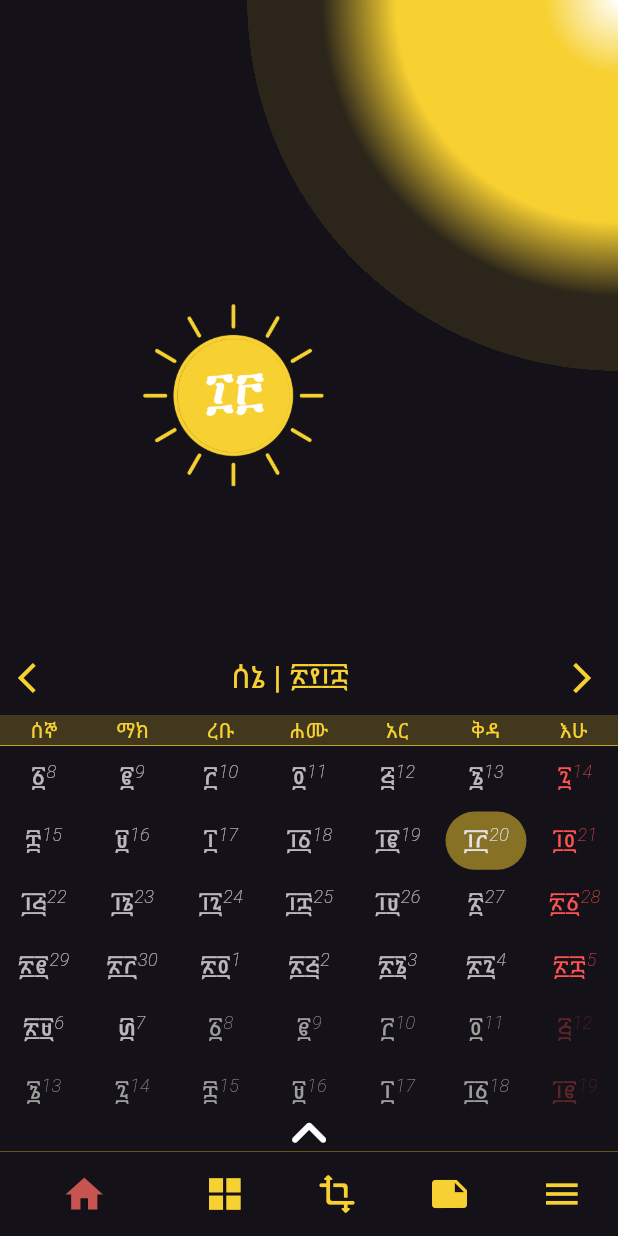
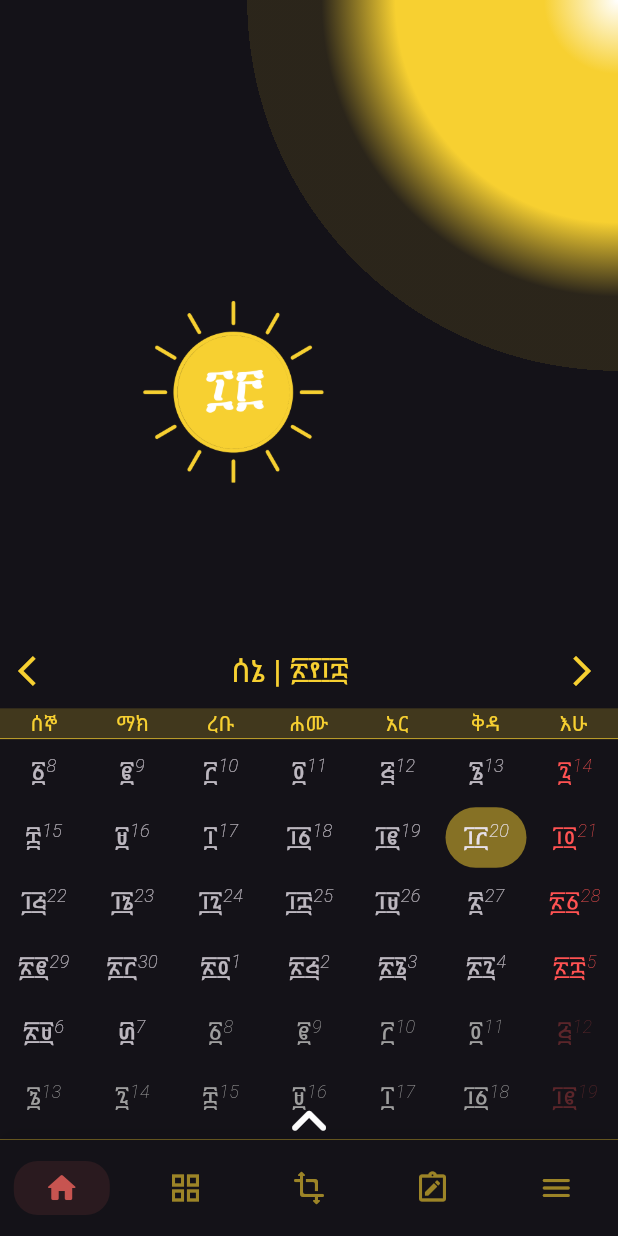
Before and after one commit to Sinishaw/event-calendar-v3, a Flutter app: the screen it shows after launch, on a phone screen of 412 x 824 dp. Run offline on Flutter 3.47's test engine with Material 3 defaults, Android fonts, the phone set to English and light mode, and no system bars; our stand-ins replace cached_network_image, carousel_slider, cloud_firestore, device_info_plus, firebase_analytics, firebase_core and 10 more; missing offline and left inert: home_widget, simple_gesture_detector, workmanager; accounts and stored records are empty; statements that could not run were skipped.

Commit message:
feat: implement modern docked bottom navigation bar
Replace bottom navigation with a docked layout tailored for Android/iOS, and dynamically size the month grid to fit the remaining area.

#14

```diff
--- a/lib/main.dart
+++ b/lib/main.dart
@@ -463,6 +463,7 @@ class _ContainerPageState extends State<ContainerPage> {
   Widget build(BuildContext context) {
     return Scaffold(
       key: _scaffoldKey,
+      extendBody: false,
       body: Center(child: _getSelectedWidget(Globals.displayingIndex)),
       drawer: Globals.setting.leftMenu!
           ? SideMenu(
--- a/lib/menu/bottom_navigation.dart
+++ b/lib/menu/bottom_navigation.dart
@@ -1,3 +1,4 @@
+import 'dart:ui';
 import 'package:flutter/material.dart';
 
 import '../common/globals.dart';
@@ -11,41 +12,198 @@ class BottomNavigation extends StatefulWidget {
 }
 
 class _BottomNavigationState extends State<BottomNavigation> {
+  final List<IconData> _inactiveIcons = [
+    Icons.home_outlined,
+    Icons.grid_view_outlined,
+    Icons.transform_rounded,
+    Icons.note_alt_outlined,
+    Icons.menu_rounded,
+  ];
+
+  final List<IconData> _activeIcons = [
+    Icons.home_rounded,
+    Icons.grid_view_rounded,
+    Icons.transform_rounded,
+    Icons.note_alt_rounded,
+    Icons.menu_rounded,
+  ];
+
   @override
   Widget build(BuildContext context) {
-    return SizedBox(
-      child: BottomNavigationBar(
-        showSelectedLabels: false,
-        selectedFontSize: 0,
-        unselectedFontSize: 0,
-        iconSize: Globals.deviceHeight! > 700 ? 28 : 24,
-        selectedItemColor: Theme.of(context).colorScheme.secondary,
-        unselectedItemColor: Theme.of(context).primaryColor,
-        items: const <BottomNavigationBarItem>[
-          BottomNavigationBarItem(
-            icon: FittedBox(fit: BoxFit.contain, child: Icon(Icons.home, size: 30)),
-            label: 'Home',
+    final bool isIos = Theme.of(context).platform == TargetPlatform.iOS;
+    final Color primaryColor = Theme.of(context).primaryColor;
+    final Color secondaryColor = Theme.of(context).colorScheme.secondary;
+    final Color backgroundColor = Theme.of(context).bottomAppBarTheme.color ?? Theme.of(context).cardColor;
+
+    if (isIos) {
+      // iOS tab bar styling (translucent blur, docked, thin divider, outline/fill active state)
+      return ClipRect(
+        child: BackdropFilter(
+          filter: ImageFilter.blur(sigmaX: 15, sigmaY: 15),
+          child: Container(
+            decoration: BoxDecoration(
+              color: backgroundColor.withOpacity(0.85),
+              border: Border(
+                top: BorderSide(
+                  color: Theme.of(context).dividerColor.withOpacity(0.2),
+                  width: 0.5,
+                ),
+              ),
+            ),
+            child: SafeArea(
+              top: false,
+              child: SizedBox(
+                height: 54,
+                child: Row(
+                  mainAxisAlignment: MainAxisAlignment.spaceAround,
+                  children: List.generate(_activeIcons.length, (index) {
+                    final bool isSelected = Globals.selectedIndex == index;
+                    return IosNavItem(
+                      icon: isSelected ? _activeIcons[index] : _inactiveIcons[index],
+                      isSelected: isSelected,
+                      activeColor: secondaryColor,
+                      inactiveColor: primaryColor.withOpacity(0.5),
+                      onTap: () {
+                        widget.callback(index);
+                        setState(() {});
+                      },
+                    );
+                  }),
+                ),
+              ),
+            ),
           ),
-          BottomNavigationBarItem(
-            icon: FittedBox(fit: BoxFit.contain, child: Icon(Icons.grid_view_sharp)),
-            label: 'Year',
+        ),
+      );
+    } else {
+      // Android bottom bar styling (solid background, docked, elevation, M3 indicator)
+      return Container(
+        decoration: BoxDecoration(
+          color: backgroundColor,
+          boxShadow: [
+            BoxShadow(
+              color: Colors.black.withOpacity(0.08),
+              blurRadius: 10,
+              offset: const Offset(0, -4),
+            ),
+          ],
+        ),
+        child: SafeArea(
+          top: false,
+          child: SizedBox(
+            height: 64,
+            child: Row(
+              mainAxisAlignment: MainAxisAlignment.spaceAround,
+              children: List.generate(_activeIcons.length, (index) {
+                final bool isSelected = Globals.selectedIndex == index;
+                return AndroidNavItem(
+                  icon: isSelected ? _activeIcons[index] : _inactiveIcons[index],
+                  isSelected: isSelected,
+                  activeColor: secondaryColor,
+                  inactiveColor: primaryColor.withOpacity(0.6),
+                  onTap: () {
+                    widget.callback(index);
+                    setState(() {});
+                  },
+                );
+              }),
+            ),
           ),
-          BottomNavigationBarItem(
-            icon: FittedBox(fit: BoxFit.contain, child: Icon(Icons.transform_rounded)),
-            label: 'Converter',
+        ),
+      );
+    }
+  }
+}
+
+class IosNavItem extends StatelessWidget {
+  final IconData icon;
+  final bool isSelected;
+  final Color activeColor;
+  final Color inactiveColor;
+  final VoidCallback onTap;
+
+  const IosNavItem({
+    super.key,
+    required this.icon,
+    required this.isSelected,
+    required this.activeColor,
+    required this.inactiveColor,
+    required this.onTap,
+  });
+
+  @override
+  Widget build(BuildContext context) {
+    return Expanded(
+      child: GestureDetector(
+        onTap: onTap,
+        behavior: HitTestBehavior.opaque,
+        child: Container(
+          height: 54,
+          alignment: Alignment.center,
+          child: AnimatedScale(
+            scale: isSelected ? 1.12 : 1.0,
+            duration: const Duration(milliseconds: 200),
+            curve: Curves.easeOutBack,
+            child: Icon(
+              icon,
+              size: 26,
+              color: isSelected ? activeColor : inactiveColor,
+            ),
           ),
-          BottomNavigationBarItem(
-            icon: FittedBox(fit: BoxFit.contain, child: Icon(Icons.note)),
-            label: 'Archives',
-          ),
-          BottomNavigationBarItem(
-            icon: FittedBox(fit: BoxFit.contain, child: Icon(Icons.menu)),
-            label: 'More',
-          ),
-        ],
-        currentIndex: Globals.selectedIndex,
-        onTap: (value) => widget.callback(value),
+        ),
       ),
     );
   }
 }
+
+class AndroidNavItem extends StatelessWidget {
+  final IconData icon;
+  final bool isSelected;
+  final Color activeColor;
+  final Color inactiveColor;
+  final VoidCallback onTap;
+
+  const AndroidNavItem({
+    super.key,
+    required this.icon,
+    required this.isSelected,
+    required this.activeColor,
+    required this.inactiveColor,
+    required this.onTap,
+  });
+
+  @override
+  Widget build(BuildContext context) {
+    return Expanded(
+      child: GestureDetector(
+        onTap: onTap,
+        behavior: HitTestBehavior.opaque,
+        child: Container(
+          height: 64,
+          alignment: Alignment.center,
+          child: Column(
+            mainAxisAlignment: MainAxisAlignment.center,
+            children: [
+              AnimatedContainer(
+                duration: const Duration(milliseconds: 250),
+                curve: Curves.easeInOut,
+                padding: const EdgeInsets.symmetric(horizontal: 20, vertical: 6),
+                decoration: BoxDecoration(
+                  color: isSelected
+                      ? activeColor.withOpacity(0.12)
+                      : Colors.transparent,
+                  borderRadius: BorderRadius.circular(16),
+                ),
+                child: Icon(
+                  icon,
+                  size: 24,
+                  color: isSelected ? activeColor : inactiveColor,
+                ),
+              ),
+            ],
+          ),
+        ),
+      ),
+    );
+  }
+}
--- a/lib/screens/home/widgets/single_month_container.dart
+++ b/lib/screens/home/widgets/single_month_container.dart
@@ -100,6 +100,21 @@ class _SingleMonthContainerState extends State<SingleMonthContainer> with MonthC
 
   @override
   Widget build(BuildContext context) {
+    return LayoutBuilder(
+      builder: (context, constraints) {
+        containerHeight = constraints.maxHeight;
+        cellWidth = constraints.maxWidth / 7.0;
+
+        final double screenHeight = MediaQuery.of(context).size.height;
+        final double spacing = screenHeight < 700 ? 1.0 : 3.0;
+        final double offsetFix = screenHeight > 800 ? 2.0 : 5.0;
+
+        // available height for month grid is containerHeight - navigationHeader (50) - monthHeader (27)
+        final double availableGridHeight = containerHeight - 50.0 - 27.0;
+
+        // cellHeight before offsetFix subtraction
+        cellHeight = (availableGridHeight + (6 * offsetFix) - (5 * spacing)) / 6.0;
+
         return Column(
           children: [
             Expanded(flex: 0, child: headerNavigation()),
@@ -147,7 +162,7 @@ class _SingleMonthContainerState extends State<SingleMonthContainer> with MonthC
                                         FaIcon(
                                           // Icons.drag_handle,
                                           FontAwesomeIcons.angleUp,
-                                      size: containerHeight > 700 ? 30 : 25,
+                                          size: screenHeight > 700 ? 30 : 25,
                                         ),
                                         Container(
                                           decoration: BoxDecoration(
@@ -178,6 +193,8 @@ class _SingleMonthContainerState extends State<SingleMonthContainer> with MonthC
             )
           ],
         );
+      },
+    );
   }
 
   Widget getMonthGrid(cellHeight, cellWidth, List<Day> monthArray, BuildContext context) {
@@ -198,13 +215,15 @@ class _SingleMonthContainerState extends State<SingleMonthContainer> with MonthC
       todayOffset = 0;
     }
 
-    int monthContainerOffsetFix = containerHeight > 800 ? 2 : 5;
+    final double screenHeight = MediaQuery.of(context).size.height;
+    double monthContainerOffsetFix = screenHeight > 800 ? 2.0 : 5.0;
     cellHeight -= monthContainerOffsetFix;
     return GridView.count(
       crossAxisCount: 7,
       childAspectRatio: cellWidth / cellHeight,
-      mainAxisSpacing: containerHeight < 700 ? 1 : 3,
+      mainAxisSpacing: screenHeight < 700 ? 1 : 3,
       crossAxisSpacing: 1.0,
+      physics: const NeverScrollableScrollPhysics(),
       children: List.generate(42, (index) {
         bool isSunday = false;
         if (weekStartDay == 'Mon') {
```
Also changed, not shown: 1 other file. Lines whose indentation alone changed are shown as unchanged.
